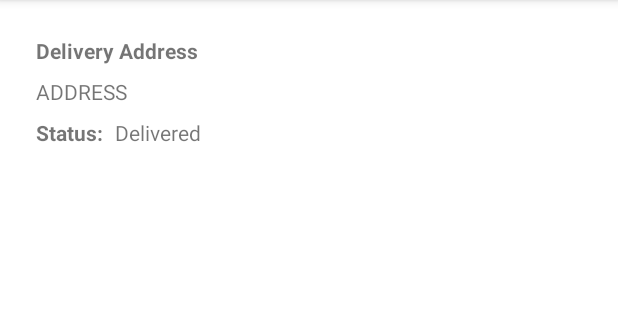
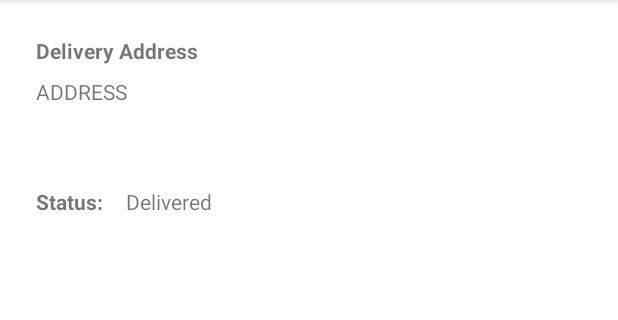
Before and after one commit to FenrirChiew/BAIT2073MAD, an Android app: the fragment orderHistory shown on its own in the app's theme, on a phone screen of 412 x 824 dp, the part 84-404 px from its top. Run offline under Robolectric (Android 15) with nearby library versions, the phone set to English and light mode, and no system bars.

Commit message:
cart update

```diff
--- a/app/src/main/res/layout/fragment_order_history.xml
+++ b/app/src/main/res/layout/fragment_order_history.xml
@@ -6,6 +6,13 @@
     android:layout_height="match_parent"
     tools:context=".ui.orderHistory.orderHistory">
 
+    <LinearLayout
+        android:layout_width="match_parent"
+        android:layout_height="wrap_content"
+        android:orientation="vertical"
+        app:layout_constraintStart_toStartOf="parent"
+        app:layout_constraintTop_toTopOf="parent">
+
         <TextView
             android:id="@+id/textViewAddressTitle"
             android:layout_width="wrap_content"
@@ -13,38 +20,38 @@
             android:layout_marginStart="24dp"
             android:layout_marginTop="24dp"
             android:text="@string/addressTitle"
-        android:textStyle="bold"
-        app:layout_constraintStart_toStartOf="parent"
-        app:layout_constraintTop_toTopOf="parent" />
+            android:textStyle="bold" />
 
         <TextView
             android:id="@+id/textViewAddress"
             android:layout_width="wrap_content"
+            android:layout_height="65dp"
+            android:layout_marginStart="24dp"
+            android:layout_marginTop="8dp"
+            android:text="@string/address" />
+
+        <LinearLayout
+            android:layout_width="match_parent"
+            android:layout_height="wrap_content"
+            android:orientation="horizontal">
+
+            <TextView
+                android:id="@+id/textViewStatusTitle"
+                android:layout_width="60dp"
                 android:layout_height="wrap_content"
                 android:layout_marginStart="24dp"
                 android:layout_marginTop="8dp"
-        android:text="@string/address"
-        app:layout_constraintStart_toStartOf="parent"
-        app:layout_constraintTop_toBottomOf="@+id/textViewAddressTitle" />
-
-    <TextView
-        android:id="@+id/textViewStatusTitle"
-        android:layout_width="wrap_content"
-        android:layout_height="wrap_content"
-        android:layout_marginTop="8dp"
                 android:text="@string/statusTitle"
-        android:textStyle="bold"
-        app:layout_constraintStart_toStartOf="@+id/textViewAddress"
-        app:layout_constraintTop_toBottomOf="@+id/textViewAddress" />
+                android:textStyle="bold" />
 
             <TextView
                 android:id="@+id/textViewStatus"
                 android:layout_width="wrap_content"
                 android:layout_height="wrap_content"
-        android:layout_marginStart="8dp"
-        android:text="Delivered"
-        app:layout_constraintBottom_toBottomOf="@+id/textViewStatusTitle"
-        app:layout_constraintStart_toEndOf="@+id/textViewStatusTitle"
-        app:layout_constraintTop_toTopOf="@+id/textViewStatusTitle" />
+                android:layout_marginTop="8dp"
+                android:text="Delivered" />
+        </LinearLayout>
+
+    </LinearLayout>
 
 </androidx.constraintlayout.widget.ConstraintLayout>
```
Also changed, not shown: app/src/main/java/my/edu/tarc/bait2073mad/ui/orderHistory/OrderHistoryData.kt (added, +8 -0 lines), app/src/main/java/my/edu/tarc/bait2073mad/ui/recentOrder/RecentOrder.kt (added, +32 -0 lines), app/src/main/java/my/edu/tarc/bait2073mad/ui/recentOrder/RecentOrderViewModel.kt (added, +7 -0 lines), app/src/main/java/my/edu/tarc/bait2073mad/ui/recentOrder/fragment_recent_order_item.kt (added, +60 -0 lines), app/src/main/res/layout/fragment_recent_order.xml (added, +71 -0 lines), app/src/main/res/layout/fragment_recent_order_item.xml (added, +36 -0 lines). Lines whose indentation alone changed are shown as unchanged.
